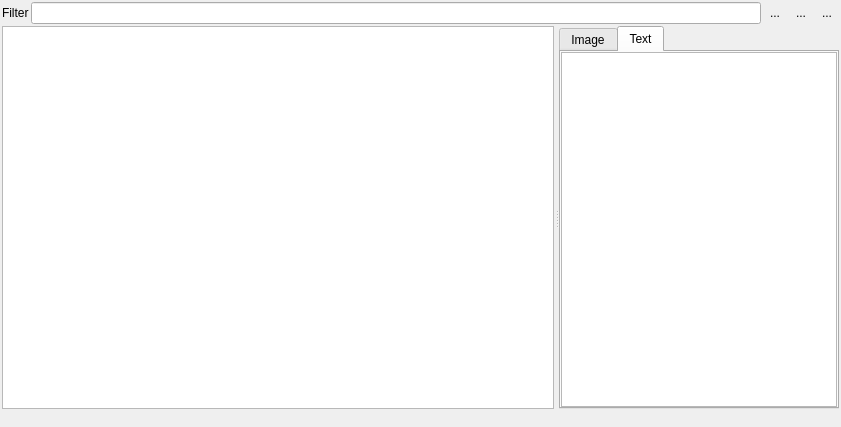
First picture: the form in pyqgis_resource_browser/gui/resource_browser.ui, repository Guts/qgis-plugin-resource-browser, before the edit.
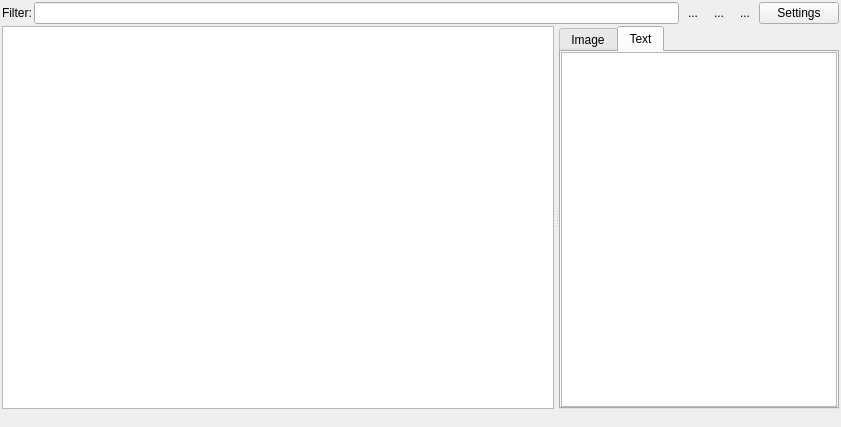
Second picture: the form after the edit. Icons and pictures are not drawn. Custom widgets are drawn as their Qt base class.

Commit message: Add button to open settings from resource browser

What changed in the file:
```diff
--- a/pyqgis_resource_browser/gui/resource_browser.ui
+++ b/pyqgis_resource_browser/gui/resource_browser.ui
@@ -37,7 +37,13 @@
      <item>
       <widget class="QLabel" name="label">
        <property name="text">
-        <string>Filter</string>
+        <string>Filter:</string>
+       </property>
+       <property name="margin">
+        <number>2</number>
+       </property>
+       <property name="textInteractionFlags">
+        <set>Qt::NoTextInteraction</set>
        </property>
       </widget>
      </item>
@@ -84,6 +90,13 @@
        </property>
       </widget>
      </item>
+     <item>
+      <widget class="QPushButton" name="btn_settings">
+       <property name="text">
+        <string>Settings</string>
+       </property>
+      </widget>
+     </item>
     </layout>
    </item>
    <item>
```
The commit also changes 1 other file.
